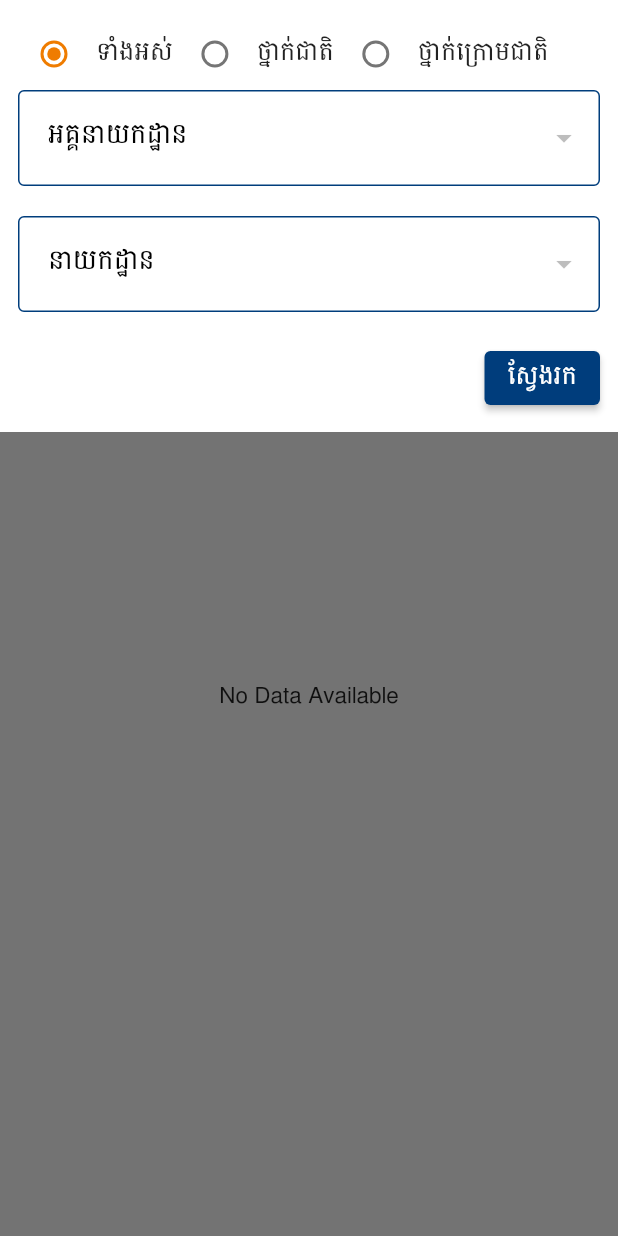
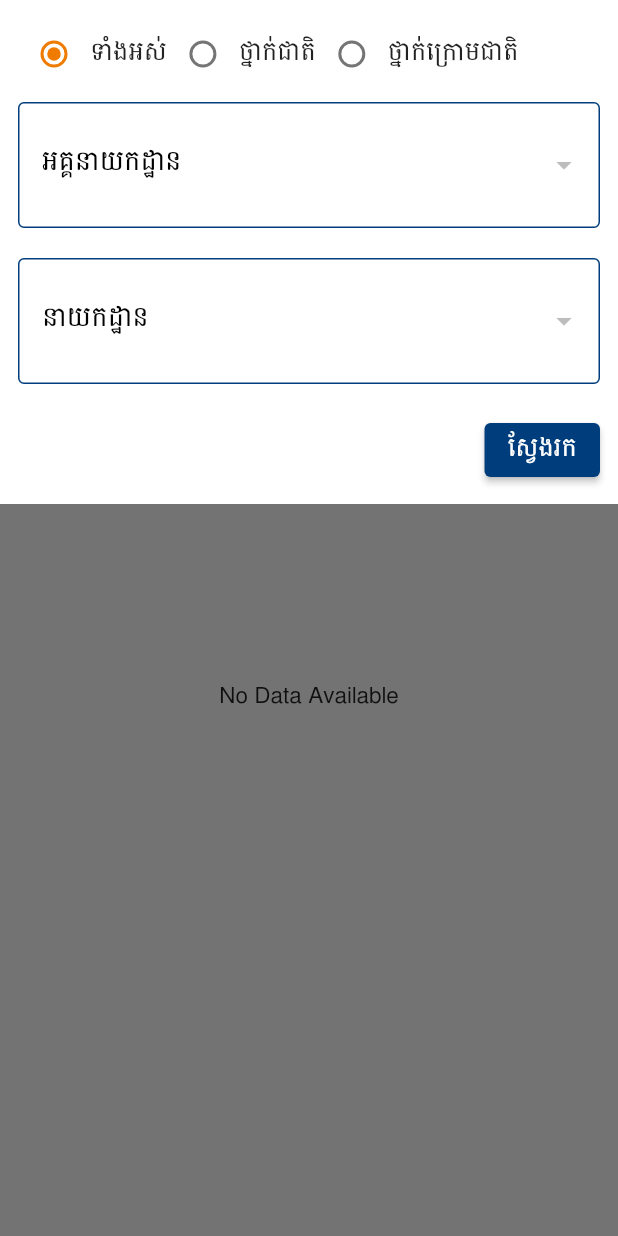
Before and after one commit to vinhwathana/xiaoming, a Flutter app: the StatisticsPage screen opened directly, after a tap on the "filter list" icon, on a phone screen of 412 x 824 dp. Run offline on Flutter 3.47's test engine with Material 2 defaults, Android fonts, the phone set to English and light mode, and no system bars; our stand-ins replace connectivity_plus, flutter_secure_storage, fluttertoast, geolocator, get, get_storage and 5 more; missing offline and left inert: khmer_date, syncfusion_flutter_core; accounts and stored records are empty.

Commit message:
Fix dialog text issues

```diff
--- a/lib/components/filter_dialog.dart
+++ b/lib/components/filter_dialog.dart
@@ -1,7 +1,7 @@
 import 'package:flutter/material.dart';
 import 'package:get/get.dart';
 import 'package:xiaoming/colors/company_colors.dart';
-import 'package:xiaoming/components/dropdown_textfield.dart';
+import 'package:xiaoming/components/filter_dropdown_textfield.dart';
 import 'package:xiaoming/controllers/filter_dialog_controller.dart';
 import 'package:xiaoming/models/statistic/result_organization.dart';
 
@@ -118,18 +118,17 @@ class _FilterDialogState extends State<FilterDialog>
                                     controller.updateOrgRegion(
                                         controller.radioValues[index]);
                                   },
-                                  child: Card(
-                                    elevation: 0,
-                                    color: Colors.transparent,
-                                    child: Text(controller.radioText[index]),
-                                  ),
+                                  child: Text(controller.radioText[index]),
                                 ),
                               ],
                             );
                           },
                         ),
                       ),
-                      DropdownTextField(
+                      SizedBox(
+                        height: 8,
+                      ),
+                      FilterDropdownTextField(
                         autoValidateMode: AutovalidateMode.disabled,
                         labelText: "អគ្គនាយកដ្ឋាន",
                         listString: organizations.cast(),
@@ -146,7 +145,7 @@ class _FilterDialogState extends State<FilterDialog>
                       const SizedBox(
                         height: 20,
                       ),
-                      DropdownTextField(
+                      FilterDropdownTextField(
                         autoValidateMode: AutovalidateMode.disabled,
                         labelText: "នាយកដ្ឋាន",
                         currentSelectedValue: controller.selectedDepartment,
@@ -155,7 +154,7 @@ class _FilterDialogState extends State<FilterDialog>
                           if (value == null) {
                             return;
                           }
-                          controller.selectedDepartment = value.toString();
+                          controller.updateSelectedDepartment(value.toString());
                         },
                         controller: departmentTextCon,
                       ),
@@ -165,7 +164,7 @@ class _FilterDialogState extends State<FilterDialog>
                       if (widget.showDegreeField)
                         Column(
                           children: [
-                            DropdownTextField(
+                            FilterDropdownTextField(
                               labelText: "ប្រភេទវិញ្ញាបនបត្រ",
                               listString: controller.degrees.keys.toList(),
                               onChange: (value) {
--- a/lib/components/dropdown_textfield.dart
+++ b/lib/components/filter_dropdown_textfield.dart
@@ -4,8 +4,8 @@ import 'package:flutter/material.dart';
 import 'package:get/get.dart';
 import 'package:xiaoming/colors/company_colors.dart';
 
-class DropdownTextField extends StatefulWidget {
-  const DropdownTextField({
+class FilterDropdownTextField extends StatefulWidget {
+  const FilterDropdownTextField({
     Key? key,
     required this.labelText,
     required this.controller,
@@ -33,10 +33,11 @@ class DropdownTextField extends StatefulWidget {
   final AutovalidateMode autoValidateMode;
 
   @override
-  _DropdownTextFieldState createState() => _DropdownTextFieldState();
+  _FilterDropdownTextFieldState createState() =>
+      _FilterDropdownTextFieldState();
 }
 
-class _DropdownTextFieldState extends State<DropdownTextField> {
+class _FilterDropdownTextFieldState extends State<FilterDropdownTextField> {
   final FocusNode _focus = AlwaysDisabledFocusNode();
   bool isFocus = false;
 
@@ -78,12 +79,16 @@ class _DropdownTextFieldState extends State<DropdownTextField> {
         },
         focusNode: _focus,
         decoration: InputDecoration(
-          contentPadding: const EdgeInsets.only(
-            bottom: 20,
-            left: 20,
-            top: 20,
-            right: 20,
+          contentPadding: EdgeInsets.symmetric(
+            vertical: 30,
+            horizontal: 16,
           ),
+          // contentPadding: const EdgeInsets.only(
+          //   bottom: 30,
+          //   left: 10,
+          //   top: 20,
+          //   right: 10,
+          // ),
           labelStyle: TextStyle(
             fontSize: 16,
             color: CompanyColors.yellow,
@@ -123,17 +128,13 @@ class _DropdownTextFieldState extends State<DropdownTextField> {
         items: widget.listString.map((String value) {
           return DropdownMenuItem<String>(
             value: value,
-            child: Container(
-              // padding: const EdgeInsets.only(top: 5),
-              // color: Colors.red,
-              child: Text(
-                value,
-                // maxLines: 1,
-                // overflow: TextOverflow.ellipsis,
-                style: const TextStyle(
-                  color: Colors.black,
-                  height: 1.6,
-                ),
+            child: Text(
+              value,
+              maxLines: 2,
+              overflow: TextOverflow.visible,
+              style: const TextStyle(
+                color: Colors.black,
+                height: 1.5,
               ),
             ),
           );
--- a/lib/controllers/filter_dialog_controller.dart
+++ b/lib/controllers/filter_dialog_controller.dart
@@ -88,6 +88,15 @@ class FilterDialogController extends GetxController {
     getDepartments(id.toString());
     update();
   }
+  void updateSelectedDepartment(String selected) {
+    selectedDepartment = selected;
+    // final int id = departments
+    //     .where((e) => e.displayText == selected)
+    //     .toList()[0]
+    //     .id;
+    // getDepartments(id.toString());
+    update();
+  }
 
   Future<void> getOrganizations() async {
     final result =
```
